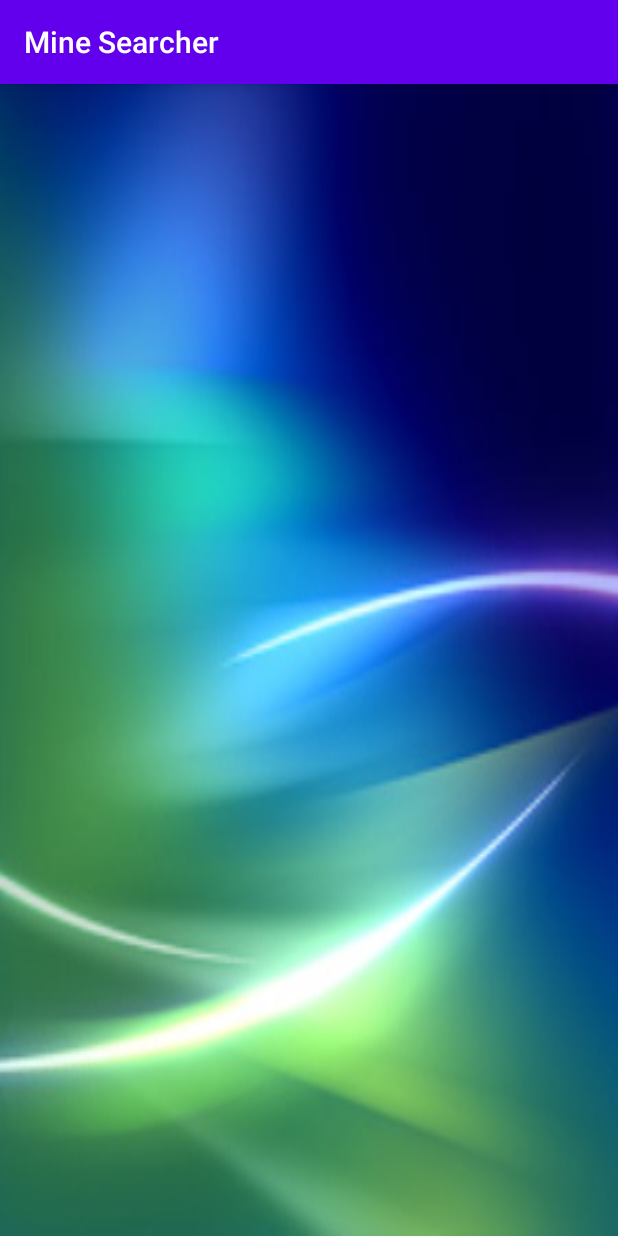
After one commit to IvanPavlyk/mine_sweeper_android, an Android app: the MenuActivity screen opened directly, with no data from a screen before it, on a phone screen of 412 x 824 dp. The commit adds this screen. Run offline under Robolectric (Android 15) with nearby library versions, the phone set to English and light mode, and no system bars.

```diff
--- a/app/build.gradle
+++ b/app/build.gradle
@@ -20,6 +20,10 @@ android {
             proguardFiles getDefaultProguardFile('proguard-android-optimize.txt'), 'proguard-rules.pro'
         }
     }
+    compileOptions {
+        sourceCompatibility = 1.8
+        targetCompatibility = 1.8
+    }
 
 }
 
--- /dev/null
+++ b/app/src/main/java/com/example/assignment3_cmpt276_fall2020/MenuActivity.java
@@ -0,0 +1,19 @@
+package com.example.assignment3_cmpt276_fall2020;
+
+import androidx.appcompat.app.AppCompatActivity;
+
+import android.content.Intent;
+import android.os.Bundle;
+
+import java.util.Timer;
+import java.util.TimerTask;
+
+public class MenuActivity extends AppCompatActivity {
+
+    @Override
+    protected void onCreate(Bundle savedInstanceState) {
+        super.onCreate(savedInstanceState);
+        setContentView(R.layout.activity_menu);
+
+    }
+}
--- /dev/null
+++ b/app/src/main/res/layout/activity_menu.xml
@@ -0,0 +1,10 @@
+<?xml version="1.0" encoding="utf-8"?>
+<androidx.constraintlayout.widget.ConstraintLayout xmlns:android="http://schemas.android.com/apk/res/android"
+    xmlns:app="http://schemas.android.com/apk/res-auto"
+    xmlns:tools="http://schemas.android.com/tools"
+    android:layout_width="match_parent"
+    android:layout_height="match_parent"
+    tools:context=".MenuActivity"
+    android:background="@drawable/background_image_fraser">
+
+</androidx.constraintlayout.widget.ConstraintLayout>
--- a/app/src/main/res/values/strings.xml
+++ b/app/src/main/res/values/strings.xml
@@ -1,3 +1,7 @@
 <resources>
-    <string name="app_name">Assignment3_cmpt276_fall2020</string>
+    <string name="app_name">Mine Searcher</string>
+    <string name="text_app_name">Mine Searcher</string>
+    <string name="author_name">by Ivan Pavlyk</string>
+    <string name="button_skip_text">Skip</string>
+    <string name="image_mine_description">Image of the mine</string>
 </resources>
```
Also changed, not shown: app/src/main/AndroidManifest.xml (+6 -1 lines), app/src/main/java/com/example/assignment3_cmpt276_fall2020/MainActivity.java (+29 -0 lines), app/src/main/res/anim/fade.xml (added, +8 -0 lines), app/src/main/res/layout/activity_main.xml (+41 -5 lines), app/src/main/res/drawable/background_image_fraser.jpg (added), app/src/main/res/drawable/mine.png (added).
